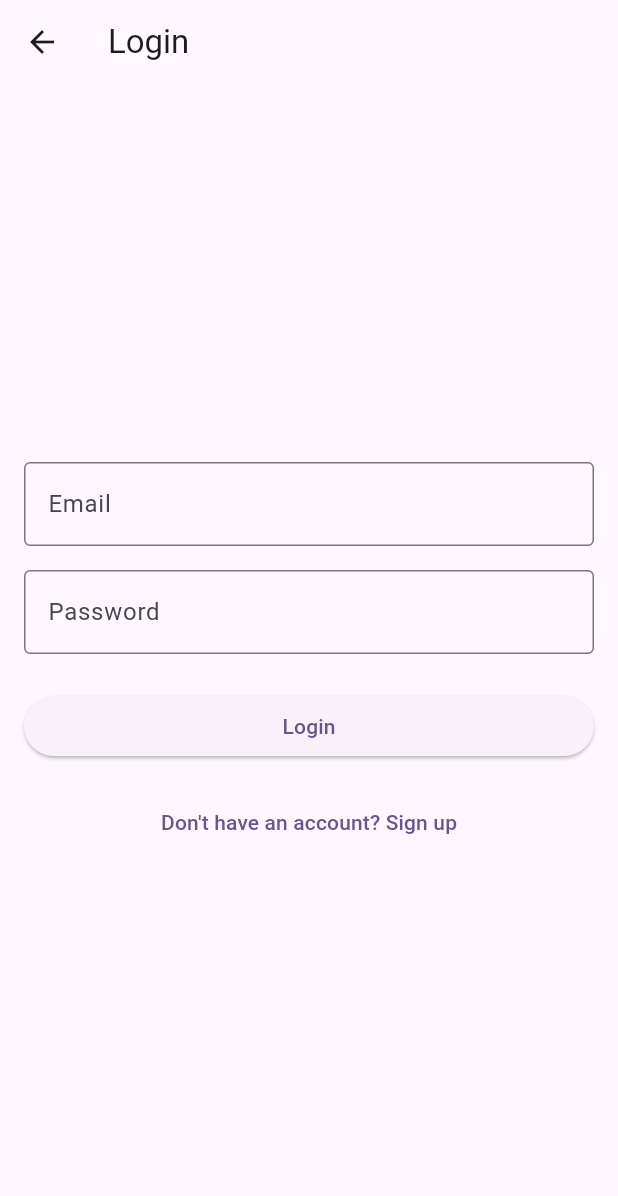
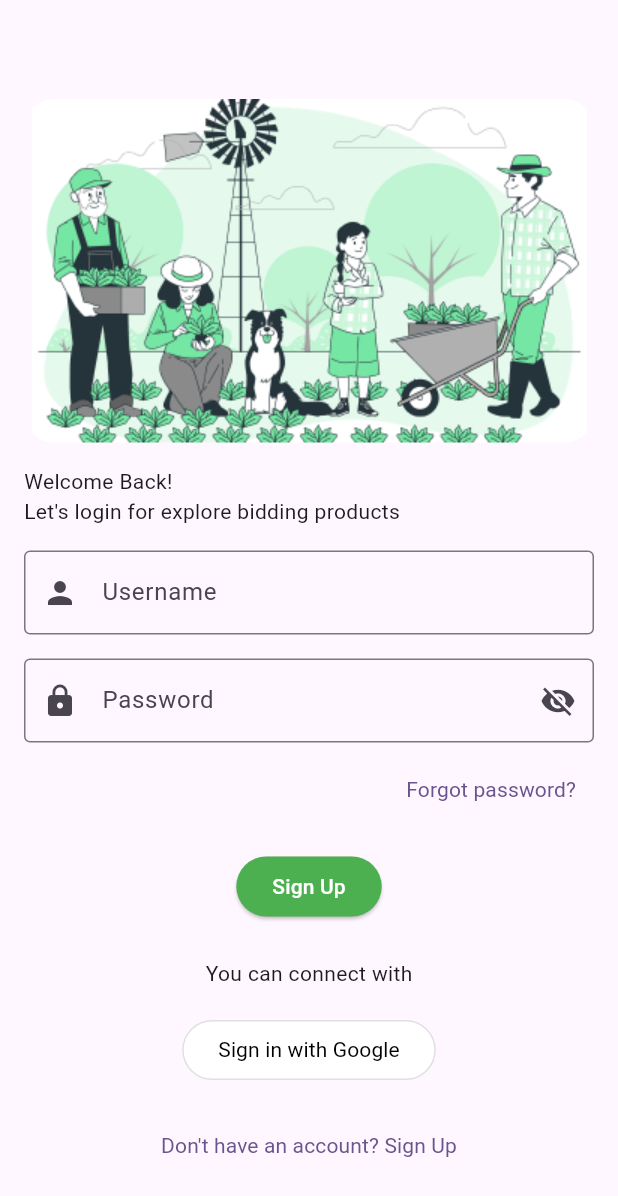
Before and after one commit to Ajeesh-Palathingal/greenery, a Flutter app: the LoginPage screen opened directly, on a phone screen of 412 x 824 dp. Shown: the top 1196 px of the screen. Run offline on Flutter 3.47's test engine with Material 3 defaults, Android fonts, the light colour scheme and no system bars; our stand-ins replace flutter_screenutil; Roboto replaces fonts that are missing (Figtree).

Commit message:
login page added

```diff
--- a/lib/screens/authentication/login/login.dart
+++ b/lib/screens/authentication/login/login.dart
@@ -1,4 +1,6 @@
 import 'package:flutter/material.dart';
+
+import 'package:greenery/screens/widgets/custom_text.dart';
 
 class LoginPage extends StatelessWidget {
   const LoginPage({super.key});
@@ -6,42 +8,63 @@ class LoginPage extends StatelessWidget {
   @override
   Widget build(BuildContext context) {
     final _formKey = GlobalKey<FormState>();
-    String email = '';
+    String username = '';
     String password = '';
 
     return Scaffold(
-      appBar: AppBar(
-        title: const Text('Login'),
-      ),
       body: Padding(
         padding: const EdgeInsets.all(16.0),
-        child: Form(
+        child: SingleChildScrollView(
+          child: Column(
+            crossAxisAlignment: CrossAxisAlignment.start,
+            children: [
+              const SizedBox(height: 50.0),
+              // Top Image with Curved Borders
+              ClipRRect(
+                borderRadius: BorderRadius.circular(20.0),
+                child: Center(
+                  child: Image.asset(
+                    'assets/authentication/signup/Rectangle708.png', // Replace with your image path
+                    height: 229,
+                    width: 370,
+                    fit: BoxFit.cover,
+                  ),
+                ),
+              ),
+              const SizedBox(height: 16.0),
+              Text(
+                "Welcome Back!",
+              ),
+              Text(
+                "Let's login for explore bidding products",
+              ),
+              const SizedBox(height: 16.0),
+              // Login Form
+              Form(
                 key: _formKey,
                 child: Column(
-            mainAxisAlignment: MainAxisAlignment.center,
-            crossAxisAlignment: CrossAxisAlignment.stretch,
                   children: [
                     TextFormField(
-                decoration: const InputDecoration(
-                  labelText: 'Email',
-                  border: OutlineInputBorder(),
+                      decoration: InputDecoration(
+                        labelText: 'Username',
+                        border: const OutlineInputBorder(),
+                        prefixIcon: const Icon(Icons.person),
                       ),
-                keyboardType: TextInputType.emailAddress,
                       validator: (value) {
                         if (value == null || value.isEmpty) {
-                    return 'Please enter your email';
-                  } else if (!RegExp(r'^\S+@\S+\.\S+\$').hasMatch(value)) {
-                    return 'Please enter a valid email';
+                          return 'Please enter your username';
                         }
                         return null;
                       },
-                onSaved: (value) => email = value!,
+                      onSaved: (value) => username = value!,
                     ),
                     const SizedBox(height: 16.0),
                     TextFormField(
-                decoration: const InputDecoration(
+                      decoration: InputDecoration(
                         labelText: 'Password',
-                  border: OutlineInputBorder(),
+                        border: const OutlineInputBorder(),
+                        prefixIcon: const Icon(Icons.lock),
+                        suffixIcon: const Icon(Icons.visibility_off),
                       ),
                       obscureText: true,
                       validator: (value) {
@@ -54,26 +77,76 @@ class LoginPage extends StatelessWidget {
                       },
                       onSaved: (value) => password = value!,
                     ),
-              const SizedBox(height: 24.0),
+                    const SizedBox(height: 8.0),
+                    Align(
+                      alignment: Alignment.centerRight,
+                      child: TextButton(
+                        onPressed: () {
+                          // Forgot Password Logic Here
+                        },
+                        child: CustomText(
+                          text: 'Forgot password?',
+                          fontSize: 14,
+                        ),
+                      ),
+                    ),
+                    const SizedBox(height: 16.0),
                     ElevatedButton(
                       onPressed: () {
                         if (_formKey.currentState!.validate()) {
                           _formKey.currentState!.save();
-                    // Add your login logic here
+                          // Add Login Logic Here
                           ScaffoldMessenger.of(context).showSnackBar(
-                      SnackBar(content: Text('Logging in as $email')),
+                            SnackBar(
+                              content: Text('Logging in as $username'),
+                            ),
                           );
                         }
                       },
-                child: const Text('Login'),
+                      style: ElevatedButton.styleFrom(
+                        backgroundColor: Colors.green,
+                        foregroundColor: Colors.white,
+                      ),
+                      child: const Text('Sign Up'),
+                    ),
+                    const SizedBox(height: 24.0),
+                    Center(
+                      child: CustomText(
+                        text: "You can connect with",
+                        fontSize: 14,
+                      ),
                     ),
                     const SizedBox(height: 16.0),
-              TextButton(
+                    // Google Sign In Button
+                    OutlinedButton.icon(
                       onPressed: () {
-                  // Navigate to the signup page
+                        // Google Sign-In Logic Here
+                      },
+                      style: OutlinedButton.styleFrom(
+                        foregroundColor: Colors.black,
+                        backgroundColor: Colors.white,
+                        side: const BorderSide(color: Colors.black12),
+                      ),
+                      label: CustomText(
+                        text: "Sign in with Google",
+                        fontSize: 14,
+                      ),
+                    ),
+                    const SizedBox(height: 16.0),
+                    Center(
+                      child: TextButton(
+                        onPressed: () {
+                          // Navigate to Signup Page
                           Navigator.pushNamed(context, '/signup');
                         },
-                child: const Text('Don\'t have an account? Sign up'),
+                        child: CustomText(
+                          text: "Don't have an account? Sign Up",
+                          fontSize: 14,
+                        ),
+                      ),
+                    )
+                  ],
+                ),
               ),
             ],
           ),
--- a/lib/screens/authentication/signup/sign_up.dart
+++ b/lib/screens/authentication/signup/sign_up.dart
@@ -1,4 +1,5 @@
 import 'package:flutter/material.dart';
+import 'package:greenery/screens/authentication/login/login.dart';
 import 'package:greenery/screens/widgets/custom_text.dart';
 
 class SignupPage extends StatelessWidget {
@@ -15,16 +16,27 @@ class SignupPage extends StatelessWidget {
     return Scaffold(
       body: Padding(
         padding: const EdgeInsets.all(16.0),
+        child: SingleChildScrollView(
           child: Column(
+            crossAxisAlignment: CrossAxisAlignment.start,
             children: [
-            Image.asset(
+              ClipRRect(
+                borderRadius: BorderRadius.circular(4),
+                child: Center(
+                  child: Image.asset(
                     'assets/authentication/signup/Rectangle708.png', // Replace with your image path
                     height: 229,
                     width: 370,
 
                     fit: BoxFit.cover,
                   ),
-            CustomText(text: "Let's Get Started", fontSize: 20),
+                ),
+              ),
+              CustomText(
+                text: "Let's Get Started",
+                fontStyle: FontStyle.values.first,
+                fontSize: 20,
+              ),
               CustomText(
                   text: "create an account to sell and buy your products ",
                   fontSize: 14),
@@ -42,7 +54,8 @@ class SignupPage extends StatelessWidget {
                       validator: (value) {
                         if (value == null || value.isEmpty) {
                           return 'Please enter your email';
-                      } else if (!RegExp(r'^\S+@\S+\.\S+\$').hasMatch(value)) {
+                        } else if (!RegExp(r'^\S+@\S+\.\S+\$')
+                            .hasMatch(value)) {
                           return 'Please enter a valid email';
                         }
                         return null;
@@ -59,7 +72,8 @@ class SignupPage extends StatelessWidget {
                       validator: (value) {
                         if (value == null || value.isEmpty) {
                           return 'Please enter your email';
-                      } else if (!RegExp(r'^\S+@\S+\.\S+\$').hasMatch(value)) {
+                        } else if (!RegExp(r'^\S+@\S+\.\S+\$')
+                            .hasMatch(value)) {
                           return 'Please enter a valid email';
                         }
                         return null;
@@ -114,8 +128,10 @@ class SignupPage extends StatelessWidget {
                       child: const Text('Sign Up'),
                     ),
                     const SizedBox(height: 16.0),
-                  CustomText(text: "You can connect with", fontSize: 13),
-                  const SizedBox(height: 24.0),
+                    Center(
+                        child: CustomText(
+                            text: "You can connect with", fontSize: 13)),
+                    const SizedBox(height: 15.0),
                     ElevatedButton(
                         onPressed: () {},
                         child: CustomText(
@@ -123,7 +139,11 @@ class SignupPage extends StatelessWidget {
                     TextButton(
                       onPressed: () {
                         // Navigate back to the login page
-                      Navigator.pop(context);
+
+                        Navigator.push(
+                            context,
+                            MaterialPageRoute(
+                                builder: (context) => LoginPage()));
                       },
                       child: const Text('Already have an account? Sign In'),
                     ),
@@ -133,6 +153,7 @@ class SignupPage extends StatelessWidget {
             ],
           ),
         ),
+      ),
     );
   }
 }
--- a/pubspec.yaml
+++ b/pubspec.yaml
@@ -56,6 +56,7 @@ flutter:
   # To add assets to your application, add an assets section, like this:
   assets:
     - assets/authentication/signup/
+
   #   - images/a_dot_ham.jpeg
   # An image asset can refer to one or more resolution-specific "variants", see
   # https://flutter.dev/to/resolution-aware-images
```
Also changed, not shown: assets/authentication/signup/Google.png (added). Lines whose indentation alone changed are shown as unchanged.
